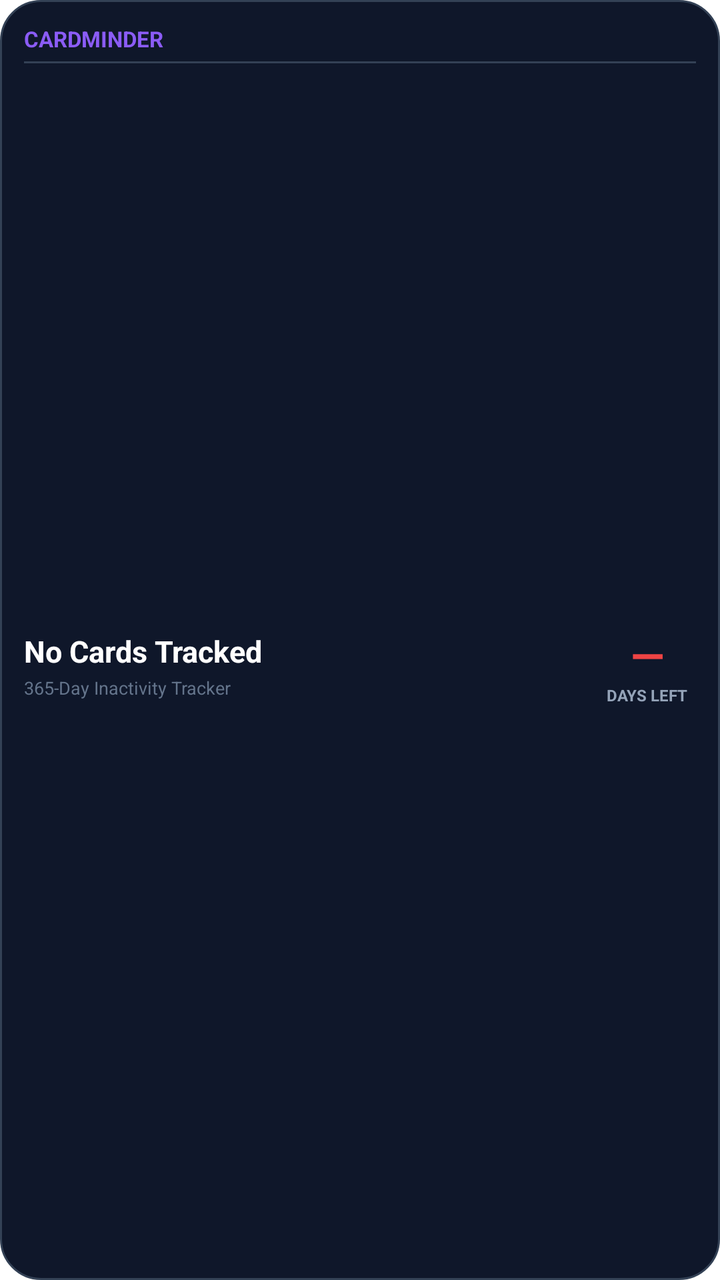
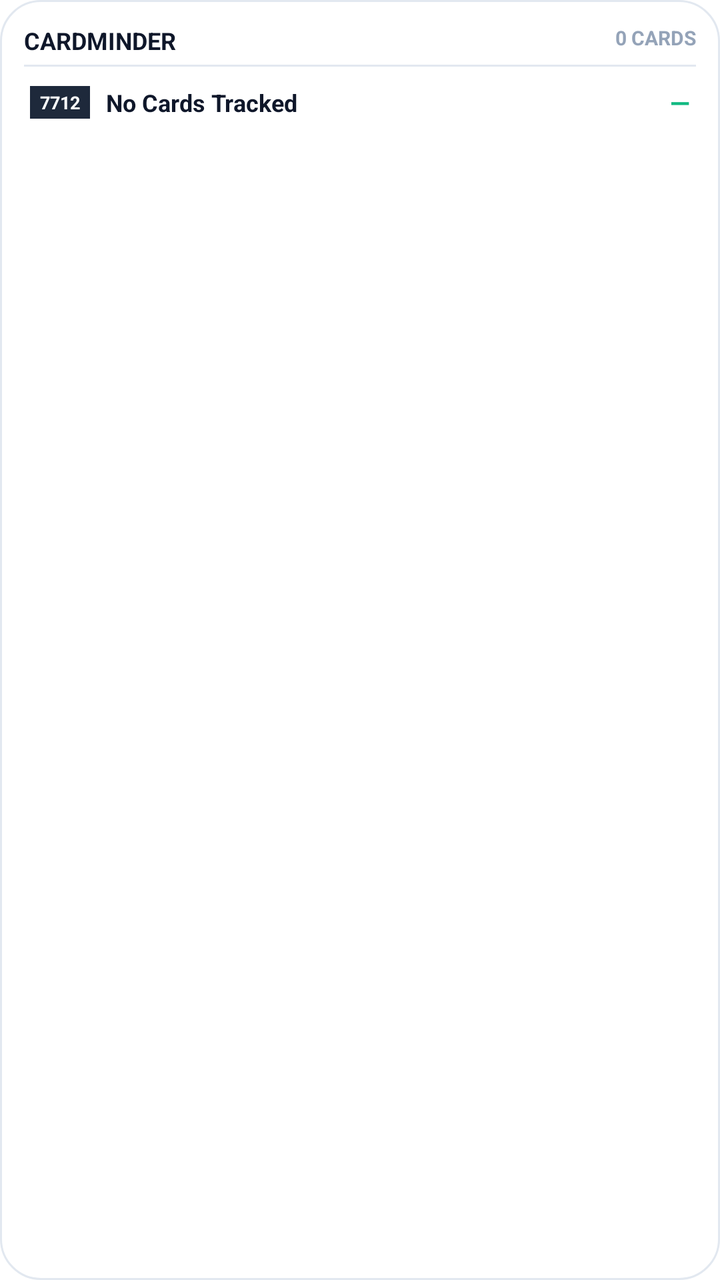

An Android layout rendered at two revisions. The XML below is the earlier revision; the diff shows what the commit changed to produce the second picture.
<!-- AndroidManifest.xml: fallback theme Theme.MaterialComponents.DayNight.NoActionBar -->
<!-- res/layout/card_minder_widget.xml -->
<?xml version="1.0" encoding="utf-8"?>
<LinearLayout xmlns:android="http://schemas.android.com/apk/res/android"
    android:id="@+id/widget_container"
    android:layout_width="match_parent"
    android:layout_height="match_parent"
    android:background="@drawable/widget_background"
    android:orientation="vertical"
    android:padding="12dp">

    
    <RelativeLayout
        android:layout_width="match_parent"
        android:layout_height="wrap_content">

        <TextView
            android:id="@+id/widget_title"
            android:layout_width="wrap_content"
            android:layout_height="wrap_content"
            android:layout_alignParentLeft="true"
            android:text="CARDMINDER"
            android:textColor="#8B5CF6"
            android:textSize="11sp"
            android:textStyle="bold" />

        <TextView
            android:id="@+id/widget_card_digits"
            android:layout_width="wrap_content"
            android:layout_height="wrap_content"
            android:layout_alignParentRight="true"
            android:text=""
            android:textColor="#94A3B8"
            android:textSize="11sp"
            android:textStyle="bold" />
    </RelativeLayout>

    <FrameLayout
        android:layout_width="match_parent"
        android:layout_height="1dp"
        android:layout_marginTop="4dp"
        android:layout_marginBottom="6dp"
        android:background="#334155" />

    
    <LinearLayout
        android:layout_width="match_parent"
        android:layout_height="0dp"
        android:layout_weight="1"
        android:gravity="center_vertical"
        android:orientation="horizontal">

        
        <LinearLayout
            android:layout_width="0dp"
            android:layout_height="wrap_content"
            android:layout_weight="1"
            android:orientation="vertical"
            android:paddingRight="8dp">

            <TextView
                android:id="@+id/widget_card_name"
                android:layout_width="match_parent"
                android:layout_height="wrap_content"
                android:ellipsize="end"
                android:maxLines="2"
                android:text="No Cards Tracked"
                android:textColor="#FFFFFF"
                android:textSize="15sp"
                android:textStyle="bold" />

            <TextView
                android:id="@+id/widget_status_sub"
                android:layout_width="wrap_content"
                android:layout_height="wrap_content"
                android:layout_marginTop="2dp"
                android:text="365-Day Inactivity Tracker"
                android:textColor="#64748B"
                android:textSize="9sp" />
        </LinearLayout>

        
        <LinearLayout
            android:layout_width="wrap_content"
            android:layout_height="wrap_content"
            android:gravity="center"
            android:orientation="vertical"
            android:paddingLeft="6dp"
            android:paddingRight="4dp">

            <TextView
                android:id="@+id/widget_days_count"
                android:layout_width="wrap_content"
                android:layout_height="wrap_content"
                android:text="—"
                android:textColor="#EF4444"
                android:textSize="22sp"
                android:textStyle="bold" />

            <TextView
                android:id="@+id/widget_days_label"
                android:layout_width="wrap_content"
                android:layout_height="wrap_content"
                android:text="DAYS LEFT"
                android:textColor="#94A3B8"
                android:textSize="8sp"
                android:textStyle="bold" />
        </LinearLayout>
    </LinearLayout>
</LinearLayout>
<!-- resources referenced by this layout -->
<resources>
  <!-- drawable widget_background (drawable) -->
  <?xml version="1.0" encoding="utf-8"?>
  <shape xmlns:android="http://schemas.android.com/apk/res/android"
      android:shape="rectangle">
      <solid android:color="#0F172A" />
      <corners android:radius="20dp" />
      <stroke
          android:width="1dp"
          android:color="#334155" />
  </shape>
</resources>

<!-- the commit's change to res/layout/card_minder_widget.xml (unified diff, before → after) -->
@@ -18,18 +18,18 @@
             android:layout_height="wrap_content"
             android:layout_alignParentLeft="true"
             android:text="CARDMINDER"
-            android:textColor="#8B5CF6"
-            android:textSize="11sp"
+            android:textColor="#0F172A"
+            android:textSize="12sp"
             android:textStyle="bold" />
 
         <TextView
-            android:id="@+id/widget_card_digits"
+            android:id="@+id/widget_cards_count_label"
             android:layout_width="wrap_content"
             android:layout_height="wrap_content"
             android:layout_alignParentRight="true"
-            android:text=""
+            android:text="0 CARDS"
             android:textColor="#94A3B8"
-            android:textSize="11sp"
+            android:textSize="10sp"
             android:textStyle="bold" />
     </RelativeLayout>
 
@@ -38,70 +38,251 @@
         android:layout_height="1dp"
         android:layout_marginTop="4dp"
         android:layout_marginBottom="6dp"
-        android:background="#334155" />
+        android:background="#E2E8F0" />
 
     
     <LinearLayout
+        android:id="@+id/widget_cards_list_container"
         android:layout_width="match_parent"
-        android:layout_height="0dp"
-        android:layout_weight="1"
-        android:gravity="center_vertical"
-        android:orientation="horizontal">
-
-        
-        <LinearLayout
-            android:layout_width="0dp"
-            android:layout_height="wrap_content"
-            android:layout_weight="1"
-            android:orientation="vertical"
-            android:paddingRight="8dp">
-
-            <TextView
-                android:id="@+id/widget_card_name"
-                android:layout_width="match_parent"
-                android:layout_height="wrap_content"
-                android:ellipsize="end"
-                android:maxLines="2"
+        android:layout_height="match_parent"
+        android:orientation="vertical">
+
+        
+        <LinearLayout
+            android:id="@+id/widget_row_1"
+            android:layout_width="match_parent"
+            android:layout_height="wrap_content"
+            android:layout_marginBottom="3dp"
+            android:gravity="center_vertical"
+            android:orientation="horizontal"
+            android:padding="3dp">
+
+            <TextView
+                android:id="@+id/widget_digits_1"
+                android:layout_width="wrap_content"
+                android:layout_height="wrap_content"
+                android:background="#1E293B"
+                android:paddingLeft="5dp"
+                android:paddingTop="2dp"
+                android:paddingRight="5dp"
+                android:paddingBottom="2dp"
+                android:text="7712"
+                android:textColor="#FFFFFF"
+                android:textSize="9sp"
+                android:textStyle="bold" />
+
+            <TextView
+                android:id="@+id/widget_name_1"
+                android:layout_width="0dp"
+                android:layout_height="wrap_content"
+                android:layout_weight="1"
+                android:ellipsize="end"
+                android:maxLines="1"
+                android:paddingLeft="8dp"
                 android:text="No Cards Tracked"
-                android:textColor="#FFFFFF"
-                android:textSize="15sp"
-                android:textStyle="bold" />
-
-            <TextView
-                android:id="@+id/widget_status_sub"
-                android:layout_width="wrap_content"
-                android:layout_height="wrap_content"
-                android:layout_marginTop="2dp"
-                android:text="365-Day Inactivity Tracker"
-                android:textColor="#64748B"
-                android:textSize="9sp" />
-        </LinearLayout>
-
-        
-        <LinearLayout
-            android:layout_width="wrap_content"
-            android:layout_height="wrap_content"
-            android:gravity="center"
-            android:orientation="vertical"
-            android:paddingLeft="6dp"
-            android:paddingRight="4dp">
-
-            <TextView
-                android:id="@+id/widget_days_count"
+                android:textColor="#0F172A"
+                android:textSize="12sp"
+                android:textStyle="bold" />
+
+            <TextView
+                android:id="@+id/widget_days_1"
                 android:layout_width="wrap_content"
                 android:layout_height="wrap_content"
                 android:text="—"
+                android:textColor="#10B981"
+                android:textSize="13sp"
+                android:textStyle="bold" />
+        </LinearLayout>
+
+        
+        <LinearLayout
+            android:id="@+id/widget_row_2"
+            android:layout_width="match_parent"
+            android:layout_height="wrap_content"
+            android:layout_marginBottom="3dp"
+            android:gravity="center_vertical"
+            android:orientation="horizontal"
+            android:padding="3dp"
+            android:visibility="gone">
+
+            <TextView
+                android:id="@+id/widget_digits_2"
+                android:layout_width="wrap_content"
+                android:layout_height="wrap_content"
+                android:background="#1E293B"
+                android:paddingLeft="5dp"
+                android:paddingTop="2dp"
+                android:paddingRight="5dp"
+                android:paddingBottom="2dp"
+                android:text="4821"
+                android:textColor="#FFFFFF"
+                android:textSize="9sp"
+                android:textStyle="bold" />
+
+            <TextView
+                android:id="@+id/widget_name_2"
+                android:layout_width="0dp"
+                android:layout_height="wrap_content"
+                android:layout_weight="1"
+                android:ellipsize="end"
+                android:maxLines="1"
+                android:paddingLeft="8dp"
+                android:text=""
+                android:textColor="#0F172A"
+                android:textSize="12sp"
+                android:textStyle="bold" />
+
+            <TextView
+                android:id="@+id/widget_days_2"
+                android:layout_width="wrap_content"
+                android:layout_height="wrap_content"
+                android:text=""
                 android:textColor="#EF4444"
-                android:textSize="22sp"
-                android:textStyle="bold" />
-
-            <TextView
-                android:id="@+id/widget_days_label"
-                android:layout_width="wrap_content"
-                android:layout_height="wrap_content"
-                android:text="DAYS LEFT"
-                android:textColor="#94A3B8"
-                android:textSize="8sp"
+                android:textSize="13sp"
+                android:textStyle="bold" />
+        </LinearLayout>
+
+        
+        <LinearLayout
+            android:id="@+id/widget_row_3"
+            android:layout_width="match_parent"
+            android:layout_height="wrap_content"
+            android:layout_marginBottom="3dp"
+            android:gravity="center_vertical"
+            android:orientation="horizontal"
+            android:padding="3dp"
+            android:visibility="gone">
+
+            <TextView
+                android:id="@+id/widget_digits_3"
+                android:layout_width="wrap_content"
+                android:layout_height="wrap_content"
+                android:background="#1E293B"
+                android:paddingLeft="5dp"
+                android:paddingTop="2dp"
+                android:paddingRight="5dp"
+                android:paddingBottom="2dp"
+                android:text="3306"
+                android:textColor="#FFFFFF"
+                android:textSize="9sp"
+                android:textStyle="bold" />
+
+            <TextView
+                android:id="@+id/widget_name_3"
+                android:layout_width="0dp"
+                android:layout_height="wrap_content"
+                android:layout_weight="1"
+                android:ellipsize="end"
+                android:maxLines="1"
+                android:paddingLeft="8dp"
+                android:text=""
+                android:textColor="#0F172A"
+                android:textSize="12sp"
+                android:textStyle="bold" />
+
+            <TextView
+                android:id="@+id/widget_days_3"
+                android:layout_width="wrap_content"
+                android:layout_height="wrap_content"
+                android:text=""
+                android:textColor="#10B981"
+                android:textSize="13sp"
+                android:textStyle="bold" />
+        </LinearLayout>
+
+        
+        <LinearLayout
+            android:id="@+id/widget_row_4"
+            android:layout_width="match_parent"
+            android:layout_height="wrap_content"
+            android:layout_marginBottom="3dp"
+            android:gravity="center_vertical"
+            android:orientation="horizontal"
+            android:padding="3dp"
+            android:visibility="gone">
+
+            <TextView
+                android:id="@+id/widget_digits_4"
+                android:layout_width="wrap_content"
+                android:layout_height="wrap_content"
+                android:background="#1E293B"
+                android:paddingLeft="5dp"
+                android:paddingTop="2dp"
+                android:paddingRight="5dp"
+                android:paddingBottom="2dp"
+                android:text="0000"
+                android:textColor="#FFFFFF"
+                android:textSize="9sp"
+                android:textStyle="bold" />
+
+            <TextView
+                android:id="@+id/widget_name_4"
+                android:layout_width="0dp"
+                android:layout_height="wrap_content"
+                android:layout_weight="1"
+                android:ellipsize="end"
+                android:maxLines="1"
+                android:paddingLeft="8dp"
+                android:text=""
+                android:textColor="#0F172A"
+                android:textSize="12sp"
+                android:textStyle="bold" />
+
+            <TextView
+                android:id="@+id/widget_days_4"
+                android:layout_width="wrap_content"
+                android:layout_height="wrap_content"
+                android:text=""
+                android:textColor="#10B981"
+                android:textSize="13sp"
+                android:textStyle="bold" />
+        </LinearLayout>
+
+        
+        <LinearLayout
+            android:id="@+id/widget_row_5"
+            android:layout_width="match_parent"
+            android:layout_height="wrap_content"
+            android:layout_marginBottom="3dp"
+            android:gravity="center_vertical"
+            android:orientation="horizontal"
+            android:padding="3dp"
+            android:visibility="gone">
+
+            <TextView
+                android:id="@+id/widget_digits_5"
+                android:layout_width="wrap_content"
+                android:layout_height="wrap_content"
+                android:background="#1E293B"
+                android:paddingLeft="5dp"
+                android:paddingTop="2dp"
+                android:paddingRight="5dp"
+                android:paddingBottom="2dp"
+                android:text="0000"
+                android:textColor="#FFFFFF"
+                android:textSize="9sp"
+                android:textStyle="bold" />
+
+            <TextView
+                android:id="@+id/widget_name_5"
+                android:layout_width="0dp"
+                android:layout_height="wrap_content"
+                android:layout_weight="1"
+                android:ellipsize="end"
+                android:maxLines="1"
+                android:paddingLeft="8dp"
+                android:text=""
+                android:textColor="#0F172A"
+                android:textSize="12sp"
+                android:textStyle="bold" />
+
+            <TextView
+                android:id="@+id/widget_days_5"
+                android:layout_width="wrap_content"
+                android:layout_height="wrap_content"
+                android:text=""
+                android:textColor="#10B981"
+                android:textSize="13sp"
                 android:textStyle="bold" />
         </LinearLayout>
     </LinearLayout>
<!-- resource entries referenced after the edit -->
@@ -4,11 +4,11 @@
   <?xml version="1.0" encoding="utf-8"?>
   <shape xmlns:android="http://schemas.android.com/apk/res/android"
       android:shape="rectangle">
-      <solid android:color="#0F172A" />
+      <solid android:color="#FFFFFF" />
       <corners android:radius="20dp" />
       <stroke
           android:width="1dp"
-          android:color="#334155" />
+          android:color="#E2E8F0" />
   </shape>
 </resources>
 
